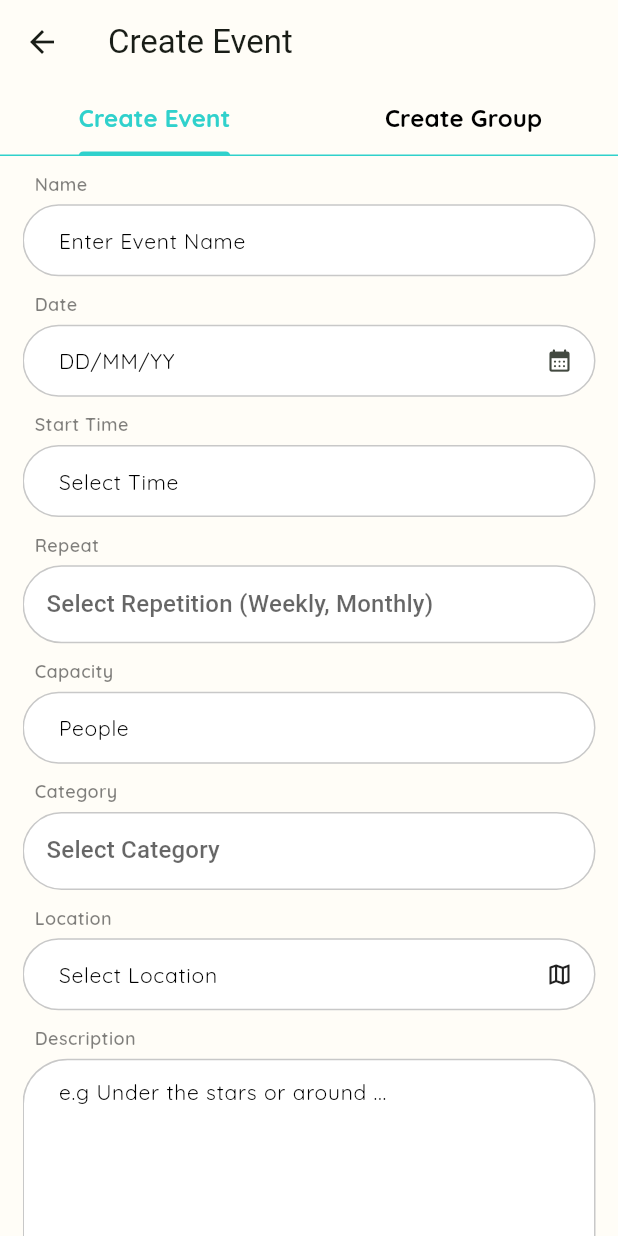
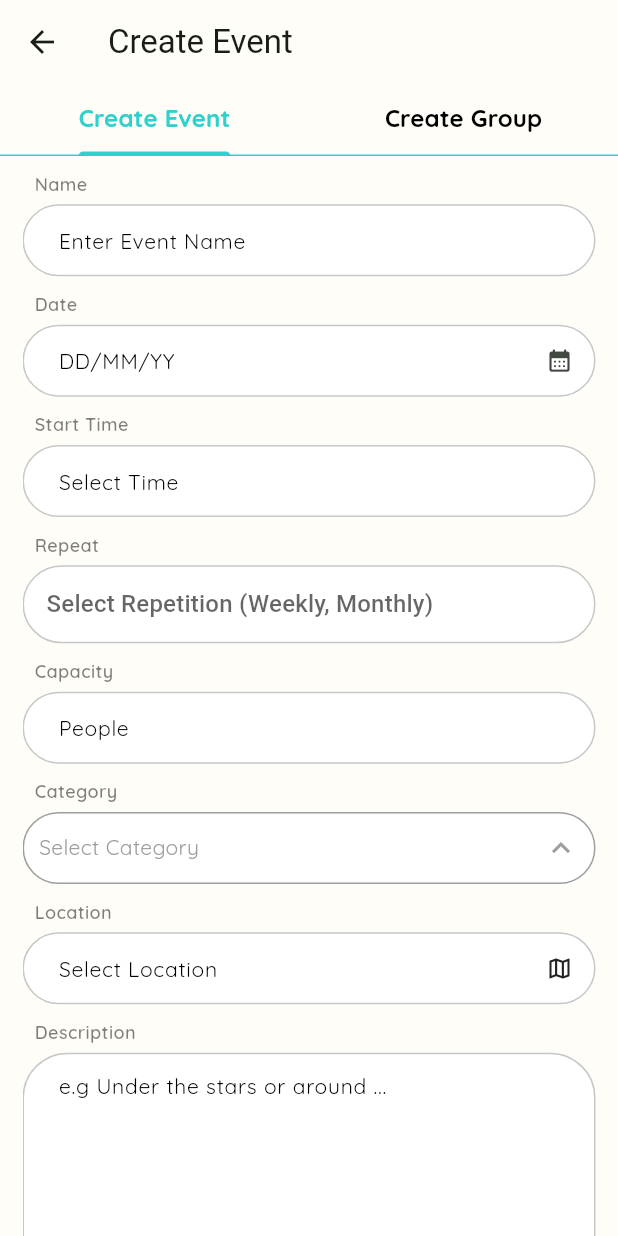
Before and after one commit to BrightCodeLab-Team/girl_clan, a Flutter app: the HomeScreen screen opened directly, after a tap on the "add" icon, on a phone screen of 412 x 824 dp. Run offline on Flutter 3.47's test engine with Material 3 defaults, Android fonts, the phone set to English and light mode, and no system bars; our stand-ins replace cloud_firestore, confetti, country_picker, firebase_auth, firebase_core, firebase_storage and 11 more; missing offline and left inert: flutter_branch_sdk; accounts and stored records are empty.

Commit message:
interest and categroeis changes

```diff
--- a/analysis_options.yaml
+++ b/analysis_options.yaml
@@ -7,6 +7,9 @@
 
 # The following line activates a set of recommended lints for Flutter apps,
 # packages, and plugins designed to encourage good coding practices.
+analyzer:
+  errors:
+    prefer_const_constructors_in_immutables: ignore
 include: package:flutter_lints/flutter.yaml
 
 linter:
--- /dev/null
+++ b/lib/custom_widget/drop_down/custom_menu_dropdown.dart
@@ -0,0 +1,95 @@
+import 'package:flutter/material.dart';
+import 'package:flutter_screenutil/flutter_screenutil.dart';
+import 'package:girl_clan/core/constants/colors.dart';
+import 'package:girl_clan/core/constants/text_style.dart';
+import 'package:girl_clan/ui/Event/create_events.dart/create_event_view_model.dart';
+import 'package:provider/provider.dart';
+
+class DropDownMenu extends StatefulWidget {
+  const DropDownMenu({
+    super.key,
+    required this.isDroppedDown,
+    this.height,
+    required this.options,
+    this.onItemTap,
+  });
+  final bool isDroppedDown;
+  final double? height;
+  final List<String> options;
+  final Function(String)? onItemTap;
+
+  @override
+  State<DropDownMenu> createState() => _DropDownMenuState();
+}
+
+class _DropDownMenuState extends State<DropDownMenu> {
+  late final ScrollController _scrollController;
+
+  @override
+  void initState() {
+    super.initState();
+    _scrollController = ScrollController();
+  }
+
+  @override
+  void dispose() {
+    _scrollController.dispose();
+    super.dispose();
+  }
+
+  @override
+  Widget build(BuildContext context) {
+    return Consumer<AddEventViewModel>(
+      builder: (context, model, child) {
+        return AnimatedContainer(
+          duration: Duration(milliseconds: 300),
+          decoration: BoxDecoration(
+            color: whiteColor,
+            borderRadius: BorderRadius.circular(10.r),
+            border: Border.all(
+              color: widget.isDroppedDown ? blackColor : Colors.transparent,
+            ),
+          ),
+          width: MediaQuery.of(context).size.width,
+          height: widget.isDroppedDown ? widget.height : 0,
+          child: RawScrollbar(
+            controller: _scrollController,
+            thumbColor: blackColor, // match your design
+            radius: Radius.circular(4.r),
+            thickness: 4,
+            crossAxisMargin: 4,
+
+            // optionally make it always visible:
+            thumbVisibility: true,
+            child: ListView.builder(
+              padding: EdgeInsets.zero, // 🚫 removes default ListView padding
+              shrinkWrap: true,
+              controller: _scrollController,
+              itemCount: widget.options.length,
+              itemBuilder: (context, index) {
+                return InkWell(
+                  onTap: () => widget.onItemTap?.call(widget.options[index]),
+                  child: Column(
+                    children: [
+                      Padding(
+                        padding: EdgeInsets.only(left: 10, top: 8, bottom: 8),
+                        child: Align(
+                          alignment: Alignment.centerLeft,
+                          child: Text(
+                            widget.options[index],
+                            style: style14.copyWith(color: blackColor),
+                          ),
+                        ),
+                      ),
+                      Divider(color: blackColor),
+                    ],
+                  ),
+                );
+              },
+            ),
+          ),
+        );
+      },
+    );
+  }
+}
--- /dev/null
+++ b/lib/custom_widget/drop_down/custom_textField_dropdown.dart
@@ -0,0 +1,65 @@
+// ignore_for_file: prefer_const_constructors_in_immutables, use_key_in_widget_constructors
+
+import 'package:flutter/material.dart';
+import 'package:flutter_screenutil/flutter_screenutil.dart';
+import 'package:girl_clan/core/constants/colors.dart';
+import 'package:girl_clan/core/constants/text_style.dart';
+
+class CustomDropDownTextField extends StatelessWidget {
+  CustomDropDownTextField({
+    required this.hasDroppedDown,
+    required this.onTap,
+    required this.text,
+    this.borderColor,
+  });
+  final bool hasDroppedDown;
+  final Color? borderColor;
+  final VoidCallback onTap;
+  final String text;
+
+  @override
+  Widget build(BuildContext context) {
+    return GestureDetector(
+      onTap: onTap,
+      child: Container(
+        padding: EdgeInsets.symmetric(horizontal: 10),
+        width: MediaQuery.of(context).size.width,
+        height: 48,
+        decoration: BoxDecoration(
+          borderRadius: BorderRadius.circular(40),
+          color: whiteColor,
+          border: Border.all(
+            color:
+                text == ''
+                    ? hasDroppedDown
+                        ? filledColor
+                        : borderColor ?? filledColor
+                    : filledColor,
+          ),
+        ),
+        child: Row(
+          mainAxisAlignment: MainAxisAlignment.spaceBetween,
+          children: [
+            Text(
+              text == '' ? 'Select Category' : text,
+              style: style14.copyWith(
+                color:
+                    text == ''
+                        ? hasDroppedDown
+                            ? blackColor
+                            : borderColor
+                        : blackColor,
+              ),
+            ),
+            Icon(
+              hasDroppedDown
+                  ? Icons.keyboard_arrow_down
+                  : Icons.keyboard_arrow_up,
+              color: filledColor,
+            ),
+          ],
+        ),
+      ),
+    );
+  }
+}
--- a/lib/ui/Event/create_events.dart/create_event_screen.dart
+++ b/lib/ui/Event/create_events.dart/create_event_screen.dart
@@ -1,4 +1,4 @@
-// ignore_for_file: deprecated_member_use, body_might_complete_normally_nullable, unused_local_variable, sort_child_properties_last
+// ignore_for_file: deprecated_member_use, body_might_complete_normally_nullable, unused_local_variable, sort_child_properties_last, curly_braces_in_flow_control_structures, unused_field
 
 import 'dart:io';
 import 'package:cloud_firestore/cloud_firestore.dart';
@@ -11,8 +11,9 @@ import 'package:get/get.dart';
 import 'package:girl_clan/core/constants/auth_text_feild.dart';
 import 'package:girl_clan/core/constants/colors.dart';
 import 'package:girl_clan/core/constants/text_style.dart';
-import 'package:girl_clan/core/enums/view_state_model.dart';
 import 'package:girl_clan/custom_widget/custom_button.dart';
+import 'package:girl_clan/custom_widget/drop_down/custom_menu_dropdown.dart';
+import 'package:girl_clan/custom_widget/drop_down/custom_textField_dropdown.dart';
 import 'package:girl_clan/ui/Event/create_events.dart/create_event_view_model.dart';
 import 'package:girl_clan/ui/Event/location_picker_screen.dart';
 import 'package:image_picker/image_picker.dart';
@@ -80,15 +81,6 @@ class _AddEventScreenState extends State<AddEventScreen> {
   final currentUser = FirebaseAuth.instance.currentUser;
 
   final TextEditingController _dateController = TextEditingController();
-  String? _selectedCategory;
-  final List<String> _categories = [
-    'Concert',
-    'Hiking',
-    'Party',
-    'Workshop',
-    'Sports',
-    'Art Exhibition',
-  ];
 
   Future<void> _selectDate(BuildContext context) async {
     final DateTime? picked = await showDatePicker(
@@ -280,39 +272,59 @@ class _AddEventScreenState extends State<AddEventScreen> {
                         ),
                       ),
                       5.verticalSpace,
-                      DropdownButtonFormField<String>(
-                        value: _selectedCategory,
-                        dropdownColor: whiteColor,
-                        borderRadius: BorderRadius.circular(16),
-                        isExpanded: true, // 👈 taake dropdown full width le
-                        decoration: EditProfileFieldDecoration.copyWith(
-                          hintText: "Select Category",
-                          contentPadding: EdgeInsets.symmetric(
-                            horizontal: 12,
-                            vertical: 14,
-                          ),
-                          suffixIcon: Icon(
-                            Icons.keyboard_arrow_down,
-                            color: Colors.grey.shade800,
-                          ), // 👈 ye bilkul end me aayega
-                        ),
-                        icon: SizedBox(),
-                        items:
-                            _categories.map((e) {
-                              return DropdownMenuItem<String>(
-                                value: e,
-                                child: Text(e),
-                              );
-                            }).toList(),
-                        onChanged: (val) {
-                          setState(() => _selectedCategory = val);
-                          model.eventModel.category = val;
+                      // DropdownButtonFormField<String>(
+                      //   value: _selectedCategory,
+                      //   dropdownColor: whiteColor,
+                      //   borderRadius: BorderRadius.circular(16),
+                      //   isExpanded: true, // 👈 taake dropdown full width le
+                      //   decoration: EditProfileFieldDecoration.copyWith(
+                      //     hintText: "Select Category",
+                      //     contentPadding: EdgeInsets.symmetric(
+                      //       horizontal: 12,
+                      //       vertical: 14,
+                      //     ),
+                      //     suffixIcon: Icon(
+                      //       Icons.keyboard_arrow_down,
+                      //       color: Colors.grey.shade800,
+                      //     ), // 👈 ye bilkul end me aayega
+                      //   ),
+                      //   icon: SizedBox(),
+                      //   items:
+                      //       _categories.map((e) {
+                      //         return DropdownMenuItem<String>(
+                      //           value: e,
+                      //           child: Text(e),
+                      //         );
+                      //       }).toList(),
+                      //   onChanged: (val) {
+                      //     setState(() => _selectedCategory = val);
+                      //     model.eventModel.category = val;
+                      //   },
+                      //   validator:
+                      //       (val) =>
+                      //           val == null ? "Category is required" : null,
+                      // ),
+                      // 10.verticalSpace,
+                      CustomDropDownTextField(
+                        hasDroppedDown: model.dropDown,
+                        onTap: model.toggleDropDown,
+                        text: model.dropDownText,
+                        borderColor:
+                            model.dropDown4Error ? primaryColor : filledColor,
+                      ),
+
+                      10.verticalSpace,
+
+                      DropDownMenu(
+                        isDroppedDown: model.dropDown,
+                        height: 180,
+                        options: model.stateOptions,
+                        onItemTap: (val) {
+                          model.setDropDownText(val);
+                          model.toggleDropDown();
+                          model.selectCategory(val);
                         },
-                        validator:
-                            (val) =>
-                                val == null ? "Category is required" : null,
                       ),
-                      10.verticalSpace,
 
                       Padding(
                         padding: const EdgeInsets.only(left: 8.0),
@@ -464,7 +476,8 @@ class _AddEventScreenState extends State<AddEventScreen> {
                                 if (uploadedUrl != null)
                                   model.eventModel.imageUrl = uploadedUrl;
 
-                                model.eventModel.category = _selectedCategory!;
+                                model.eventModel.category =
+                                    model.selectedCategory!;
                                 model.eventModel.date = _dateController.text;
                                 model.eventModel.hostUserId = currentUser?.uid;
 
@@ -487,7 +500,7 @@ class _AddEventScreenState extends State<AddEventScreen> {
                                 setState(() {
                                   _pickedImageFile = null;
                                   _webImage = null;
-                                  _selectedCategory = null;
+                                  model.selectedCategory = null;
                                   model.selectedRecurrence = null;
                                 });
                               }
--- a/lib/ui/Event/create_events.dart/create_event_view_model.dart
+++ b/lib/ui/Event/create_events.dart/create_event_view_model.dart
@@ -1,4 +1,4 @@
-// ignore_for_file: use_build_context_synchronously, deprecated_member_use
+// ignore_for_file: use_build_context_synchronously, deprecated_member_use, prefer_final_fields, strict_top_level_inference, avoid_print
 
 import 'dart:io';
 
@@ -18,12 +18,62 @@ class AddEventViewModel extends BaseViewModel {
   final TextEditingController locationController = TextEditingController();
   final TextEditingController dateController = TextEditingController();
 
+  /// Opciones para el dropdown de estados
+  List<String> stateOptions = [
+    "Coffee & Chats",
+    "Dinner & Drinks",
+    "Run",
+    "Water sports",
+    "Book Club",
+    "Games",
+    "Mommy & Baby",
+    "Sport",
+    "Art & Cultural",
+    "Health & Wellbeing",
+    "Career & Business",
+    "Hobbies & Passions",
+    "Dance",
+    'Concert',
+    'Travel',
+    'Festival',
+    'Hiking',
+    'Food & Drinks',
+    'Beach Day',
+    'Road Trip',
+    'Camping',
+    'Workshop',
+  ]..sort((a, b) => a.toLowerCase().compareTo(b.toLowerCase()));
+
   final picker = ImagePicker();
   File? pickedImageFile;
   Uint8List? webImage;
 
   String? selectedCategory;
   TimeOfDay? selectedTime;
+
+  bool _dropDown = false;
+  String _dropDownText = '';
+
+  String get dropDownText => _dropDownText;
+
+  bool get dropDown => _dropDown;
+
+  bool dropDown4Error = false;
+  bool dropDown5Error = false;
+
+  String _dropDownText5 = '';
+
+  String get dropDownText5 => _dropDownText5;
+
+  void setDropDownText(String value) {
+    _dropDownText = value;
+    notifyListeners();
+  }
+
+  void toggleDropDown() {
+    _dropDown = !_dropDown;
+    notifyListeners();
+  }
 
   EventModel eventModel = EventModel();
   final db = locator<DatabaseServices>();
--- a/lib/ui/home/home_view_model.dart
+++ b/lib/ui/home/home_view_model.dart
@@ -1,4 +1,4 @@
-// ignore_for_file: unnecessary_null_comparison
+// ignore_for_file: unnecessary_null_comparison, strict_top_level_inference
 
 import 'package:firebase_auth/firebase_auth.dart';
 import 'package:flutter/material.dart';
@@ -13,15 +13,30 @@ class HomeViewModel extends BaseViewModel {
   EventModel eventModel = EventModel();
   final db = locator<DatabaseServices>();
   final currentUser = FirebaseAuth.instance;
-
   final List<Map<String, dynamic>> tabs = [
     {'icon': Icons.apps, 'text': 'All'},
+    {'icon': Icons.palette, 'text': 'Art & Cultural'},
+    {'icon': Icons.beach_access, 'text': 'Beach Day'},
+    {'icon': Icons.book, 'text': 'Book Club'},
+    {'icon': Icons.business_center, 'text': 'Career & Business'},
+    {'icon': Icons.campaign, 'text': 'Camping'},
+    {'icon': Icons.music_note, 'text': 'Concert'},
+    {'icon': Icons.local_cafe, 'text': 'Coffee & Chats'},
+    {'icon': Icons.dinner_dining, 'text': 'Dinner & Drinks'},
+    {'icon': Icons.directions_run, 'text': 'Run'},
+    {'icon': Icons.festival, 'text': 'Festival'},
+    {'icon': Icons.restaurant, 'text': 'Food & Drinks'},
+    {'icon': Icons.sports_esports, 'text': 'Games'},
+    {'icon': Icons.health_and_safety, 'text': 'Health & Wellbeing'},
     {'icon': Icons.hiking, 'text': 'Hiking'},
-    {'icon': Icons.music_note, 'text': 'Concert'},
-    {'icon': Icons.music_note, 'text': 'Party'},
-    {'icon': Icons.music_note, 'text': 'Workshop'},
-    {'icon': Icons.music_note, 'text': 'Sports'},
-    {'icon': Icons.music_note, 'text': 'Art Exhibitions'},
+    {'icon': Icons.favorite, 'text': 'Hobbies & Passions'},
+    {'icon': Icons.child_friendly, 'text': 'Mommy & Baby'},
+    {'icon': Icons.directions_car, 'text': 'Road Trip'},
+    {'icon': Icons.sports_soccer, 'text': 'Sport'},
+    {'icon': Icons.travel_explore, 'text': 'Travel'},
+    {'icon': Icons.water, 'text': 'Water sports'},
+    {'icon': Icons.work, 'text': 'Workshop'},
+    {'icon': Icons.music_note, 'text': 'Dance'},
   ];
 
   ///
--- a/lib/ui/interests/interest_screen.dart
+++ b/lib/ui/interests/interest_screen.dart
@@ -25,14 +25,11 @@ class _InterestSelectionScreenState extends State<InterestSelectionScreen> {
     "Games",
     "Mommy & Baby",
     "Sport",
-    "Fun",
     "Art & Cultural",
     "Health & Wellbeing",
     "Career & Business",
     "Hobbies & Passions",
     "Dance",
-    "Ideas",
-    'Party',
     'Concert',
     'Travel',
     'Festival',
@@ -42,7 +39,7 @@ class _InterestSelectionScreenState extends State<InterestSelectionScreen> {
     'Road Trip',
     'Camping',
     'Workshop',
-  ];
+  ]..sort((a, b) => a.toLowerCase().compareTo(b.toLowerCase()));
 
   final List<String> selectedInterests = [];
   String?
--- a/pubspec.yaml
+++ b/pubspec.yaml
@@ -46,7 +46,7 @@ dependencies:
 
   # Media & Sharing
   image_picker: ^1.1.2
-  share_plus: ^10.1.0
+  share_plus: ^12.0.0
 
   # Utilities
   modal_progress_hud_nsn: ^0.5.1
```
Also changed, not shown: lib/ui/Event/create_groups/create_group_screen.dart (+67 -41 lines), lib/ui/Event/create_groups/creats_view_model.dart (+49 -0 lines), lib/ui/home/events_details_screen.dart (+34 -5 lines), pubspec.lock, 3 other files.
